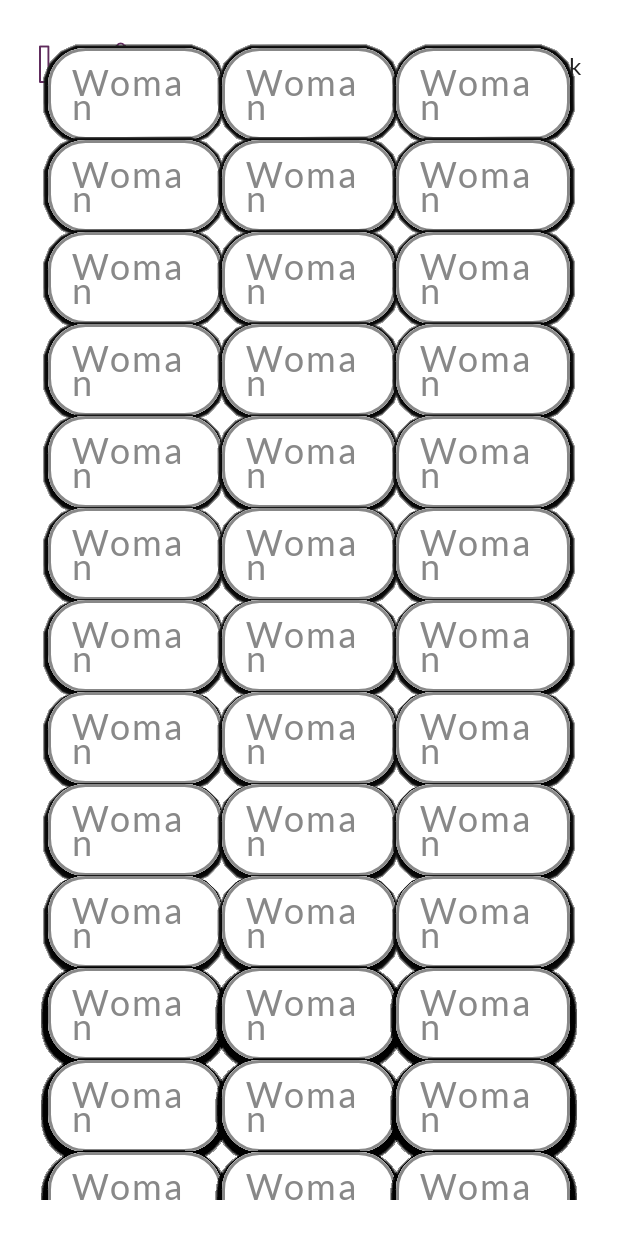
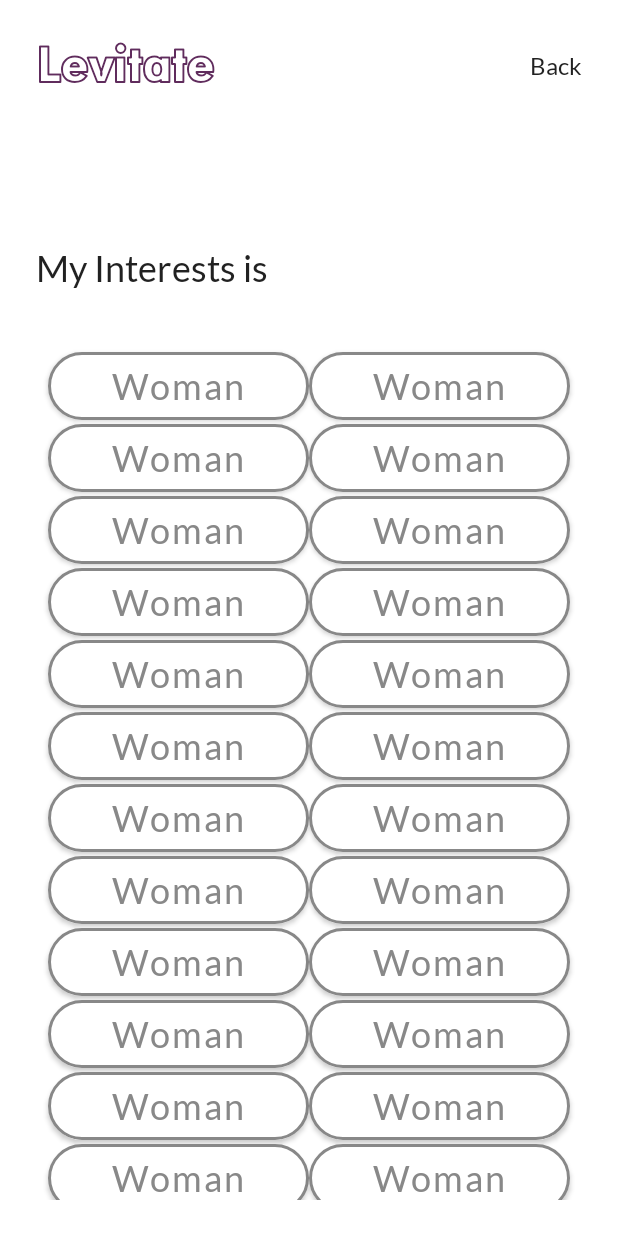
Before and after one commit to shankarpriyank/Levitate, an Android app built with Jetpack Compose: the interests screen opened through its navigation route, on a phone screen of 412 x 824 dp. Run offline under Robolectric (Android 15) with nearby library versions, the phone set to English and light mode, and no system bars; our stand-ins replace Dagger/Hilt's generated code.

Commit message:
Fixed staggered grid implementation

```diff
--- a/app/src/main/java/com/priyank/levitate/onboarding/presentation/screens/EnterInterestsScreen.kt
+++ b/app/src/main/java/com/priyank/levitate/onboarding/presentation/screens/EnterInterestsScreen.kt
@@ -4,13 +4,16 @@ import androidx.compose.foundation.BorderStroke
 import androidx.compose.foundation.ExperimentalFoundationApi
 import androidx.compose.foundation.background
 import androidx.compose.foundation.layout.Box
+import androidx.compose.foundation.layout.Column
 import androidx.compose.foundation.layout.PaddingValues
 import androidx.compose.foundation.layout.fillMaxSize
+import androidx.compose.foundation.layout.fillMaxWidth
 import androidx.compose.foundation.layout.heightIn
 import androidx.compose.foundation.layout.padding
 import androidx.compose.foundation.layout.widthIn
 import androidx.compose.foundation.lazy.staggeredgrid.LazyVerticalStaggeredGrid
 import androidx.compose.foundation.lazy.staggeredgrid.StaggeredGridCells
+import androidx.compose.foundation.lazy.staggeredgrid.items
 import androidx.compose.foundation.shape.RoundedCornerShape
 import androidx.compose.material.Button
 import androidx.compose.material.ButtonDefaults
@@ -73,12 +76,28 @@ fun EnterInterests(
             fontWeight = FontWeight(400),
         )
 
-        LazyVerticalStaggeredGrid(columns = StaggeredGridCells.Fixed(3), contentPadding = PaddingValues(8.dp)) {
-            items(count = onboardingScreenViewModel.interests.value.size) {
-                for (interests in onboardingScreenViewModel.interests.collectAsState().value) {
+        Column {
+            Text(
+                modifier = Modifier
+                    .fillMaxWidth()
+                    .padding(top = 140.dp),
+                text = "My Interests is",
+                fontFamily = Lato,
+                fontSize = 24.sp,
+                fontWeight = FontWeight(400),
+            )
+
+            val items = onboardingScreenViewModel.interests.collectAsState().value
+            LazyVerticalStaggeredGrid(
+                modifier = Modifier.padding(top = 32.dp),
+                columns = StaggeredGridCells.Adaptive(minSize = 120.dp),
+                contentPadding = PaddingValues(8.dp),
+            ) {
+                items(items) {
                     Button(
                         modifier = Modifier
-                            .widthIn(min = 100.dp).heightIn(min = 30.dp),
+                            .widthIn(min = 80.dp)
+                            .heightIn(min = 24.dp),
                         shape = RoundedCornerShape(25.dp),
                         onClick = {
                         },
```
